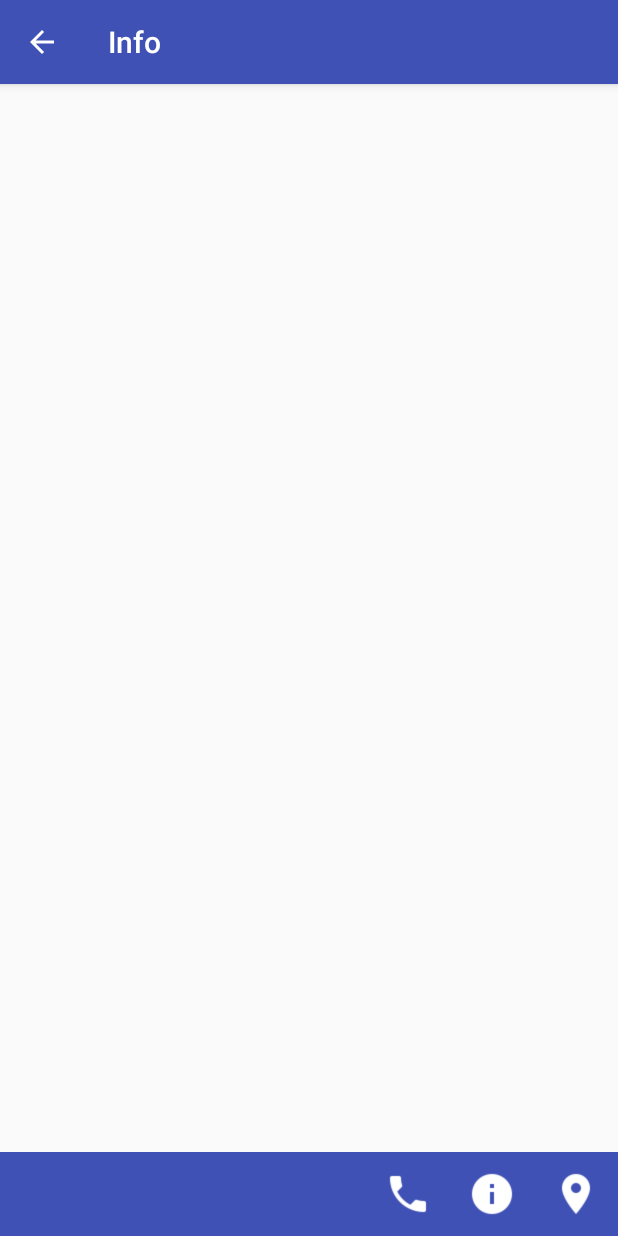
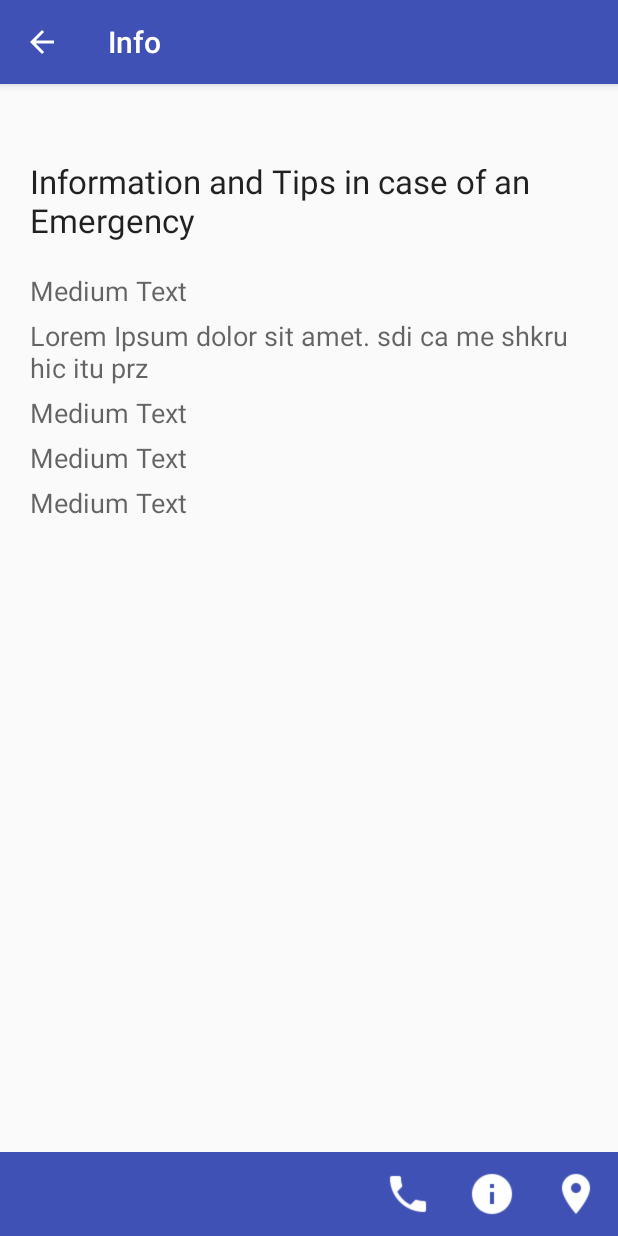
Before and after one commit to edorkacerja/Emergency-app-, an Android app: the Info screen opened directly, with no data from a screen before it, on a phone screen of 412 x 824 dp. Run offline under Robolectric (Android 15) with nearby library versions, the phone set to English and light mode, and no system bars.

Commit message:
added map layout

```diff
--- a/app/src/main/res/layout/content_info.xml
+++ b/app/src/main/res/layout/content_info.xml
@@ -16,4 +16,98 @@
         android:layout_alignParentBottom="true"
         android:background="?attr/colorPrimary"
         android:minHeight="?attr/actionBarSize" />
+
+    <TextView
+        android:id="@+id/textView9"
+        android:layout_width="wrap_content"
+        android:layout_height="wrap_content"
+        android:layout_alignParentEnd="true"
+        android:layout_alignParentLeft="true"
+
+        android:layout_alignParentRight="true"
+        android:layout_alignParentStart="true"
+        android:layout_alignParentTop="true"
+        android:layout_marginBottom="20dp"
+        android:layout_marginLeft="20dp"
+        android:layout_marginTop="50dp"
+        android:text="Information and Tips in case of an Emergency"
+        android:textAppearance="?android:attr/textAppearanceLarge" />
+
+    <TextView
+        android:id="@+id/textView10"
+        android:layout_width="wrap_content"
+        android:layout_height="wrap_content"
+        android:layout_alignParentEnd="true"
+        android:layout_alignParentLeft="true"
+        android:layout_alignParentRight="true"
+        android:layout_alignParentStart="true"
+        android:layout_below="@+id/textView9"
+        android:layout_marginBottom="5dp"
+        android:layout_marginLeft="20dp"
+        android:layout_marginRight="20dp"
+        android:text="Medium Text"
+        android:textAppearance="?android:attr/textAppearanceMedium" />
+
+    <TextView
+        android:id="@+id/textView11"
+        android:layout_width="wrap_content"
+        android:layout_height="wrap_content"
+        android:layout_alignParentEnd="true"
+
+        android:layout_alignParentLeft="true"
+        android:layout_alignParentRight="true"
+        android:layout_alignParentStart="true"
+        android:layout_below="@+id/textView10"
+        android:layout_marginBottom="5dp"
+        android:layout_marginLeft="20dp"
+        android:layout_marginRight="20dp"
+        android:text="Lorem Ipsum dolor sit amet. sdi ca me shkru hic itu prz"
+        android:textAppearance="?android:attr/textAppearanceMedium" />
+
+    <TextView
+        android:id="@+id/textView12"
+        android:layout_width="wrap_content"
+        android:layout_height="wrap_content"
+        android:layout_alignParentEnd="true"
+        android:layout_alignParentLeft="true"
+        android:layout_alignParentRight="true"
+        android:layout_alignParentStart="true"
+
+        android:layout_below="@+id/textView11"
+        android:layout_marginBottom="5dp"
+        android:layout_marginLeft="20dp"
+        android:layout_marginRight="20dp"
+        android:text="Medium Text"
+        android:textAppearance="?android:attr/textAppearanceMedium" />
+
+    <TextView
+        android:id="@+id/textView13"
+        android:layout_width="wrap_content"
+        android:layout_height="wrap_content"
+        android:layout_alignParentEnd="true"
+        android:layout_alignParentLeft="true"
+        android:layout_alignParentRight="true"
+        android:layout_alignParentStart="true"
+
+        android:layout_below="@+id/textView12"
+        android:layout_marginBottom="5dp"
+        android:layout_marginLeft="20dp"
+        android:layout_marginRight="20dp"
+        android:text="Medium Text"
+        android:textAppearance="?android:attr/textAppearanceMedium" />
+
+    <TextView
+        android:id="@+id/textView14"
+        android:layout_width="wrap_content"
+        android:layout_height="wrap_content"
+        android:layout_alignParentEnd="true"
+        android:layout_alignParentLeft="true"
+        android:layout_alignParentRight="true"
+        android:layout_alignParentStart="true"
+        android:layout_below="@+id/textView13"
+        android:layout_marginBottom="5dp"
+        android:layout_marginLeft="20dp"
+        android:layout_marginRight="20dp"
+        android:text="Medium Text"
+        android:textAppearance="?android:attr/textAppearanceMedium" />
 </RelativeLayout>
--- a/app/src/main/res/layout/content_map.xml
+++ b/app/src/main/res/layout/content_map.xml
@@ -4,7 +4,7 @@
     xmlns:tools="http://schemas.android.com/tools"
     android:layout_width="match_parent"
     android:layout_height="match_parent"
-
+    android:background="@color/colorPrimaryDark"
     app:layout_behavior="@string/appbar_scrolling_view_behavior"
     tools:context=".CampusMap"
     tools:showIn="@layout/activity_map">
@@ -16,4 +16,29 @@
         android:layout_alignParentBottom="true"
         android:background="?attr/colorPrimary"
         android:minHeight="?attr/actionBarSize" />
+
+    <LinearLayout
+        android:orientation="vertical"
+        android:layout_width="match_parent"
+        android:layout_height="match_parent"
+        android:layout_alignParentTop="true"
+        android:layout_alignParentLeft="true"
+        android:layout_alignParentStart="true"
+        android:weightSum="2">
+
+        <ImageButton
+            android:layout_width="match_parent"
+            android:layout_height="wrap_content"
+            android:id="@+id/imageButton2"
+
+            android:layout_weight="1" />
+
+        <ImageButton
+            android:layout_width="match_parent"
+            android:layout_height="wrap_content"
+            android:id="@+id/imageButton3"
+
+            android:layout_weight="1" />
+    </LinearLayout>
+
 </RelativeLayout>
--- a/app/src/main/res/layout/content_report_sheet.xml
+++ b/app/src/main/res/layout/content_report_sheet.xml
@@ -77,7 +77,7 @@ android:layout_margin="15dp"
         <EditText
             android:id="@+id/editText3"
             android:layout_width="match_parent"
-            android:layout_height="30dp"
+            android:layout_height="70dp"
             android:layout_margin="5dp"
 
             android:background="@drawable/rounded_edittext"
```
